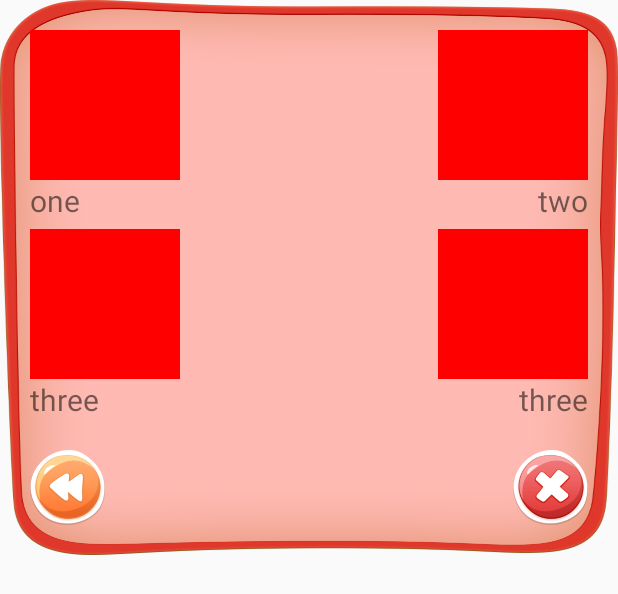
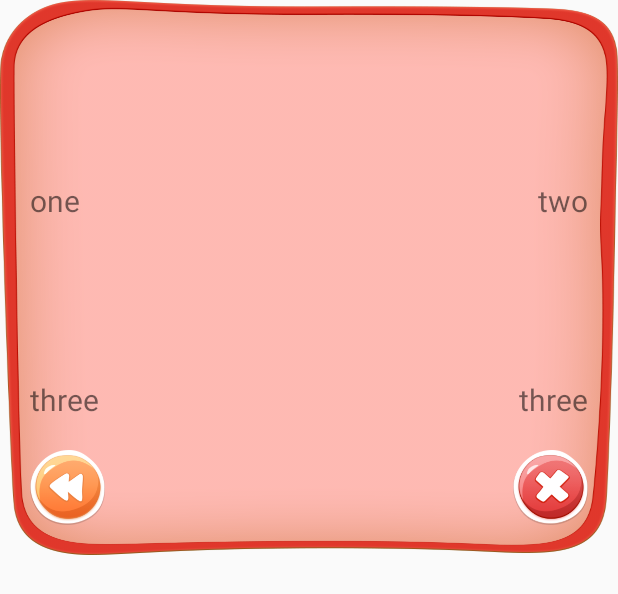
Before and after one commit to nayan5565/GameVerson2, an Android app: the layout dialog_show_text.xml on its own in the app's theme, with its tools: preview values and no code run, on a phone screen of 412 x 824 dp. Shown: the top 594 px of the screen. Run offline under Robolectric (Android 15) with nearby library versions, the phone set to English and light mode, and no system bars.

Commit message:
image changed

```diff
--- a/app/src/main/java/com/example/nayan/gameverson2/utils/DatabaseHelper.java
+++ b/app/src/main/java/com/example/nayan/gameverson2/utils/DatabaseHelper.java
@@ -286,7 +286,7 @@ public class DatabaseHelper {
             cursor = db.rawQuery(sql, null);
             if (cursor != null && cursor.moveToFirst()) {
                 int update = db.update(DATABASE_SUB_LEVEL_TABLE, values, KEY_LEVEL_ID + "=?", new String[]{mSubLevel.getLid() + ""});
-                Log.e("log", "sub level update : " + update);
+                Log.e("sublevel", "sub level update : " + update);
             } else {
                 long v = db.insert(DATABASE_SUB_LEVEL_TABLE, null, values);
                 Log.e("log", "sub level insert : " + v);
--- a/app/src/main/res/layout/dialog_show_text.xml
+++ b/app/src/main/res/layout/dialog_show_text.xml
@@ -11,14 +11,13 @@
         android:layout_width="100dp"
         android:layout_height="100dp"
         android:layout_marginLeft="20dp"
-        android:layout_marginTop="20dp"
-        android:background="#f00" />
+        android:layout_marginTop="20dp" />
 
     <TextView
         android:id="@+id/txt1"
         android:layout_width="wrap_content"
         android:layout_height="wrap_content"
-        android:layout_below="@+id/img1"
+        android:layout_below="@id/img1"
         android:layout_marginLeft="20dp"
         android:text="one"
         android:textSize="20dp" />
@@ -29,36 +28,16 @@
         android:layout_height="100dp"
         android:layout_alignParentRight="true"
         android:layout_marginRight="20dp"
-        android:layout_marginTop="20dp"
-        android:background="#f00" />
+        android:layout_marginTop="20dp" />
 
     <TextView
         android:id="@+id/txt2"
         android:layout_width="wrap_content"
         android:layout_height="wrap_content"
         android:layout_alignParentRight="true"
-        android:layout_below="@+id/img2"
+        android:layout_below="@id/img2"
         android:layout_marginRight="20dp"
         android:text="two"
-        android:textSize="20dp" />
-
-    <ImageView
-        android:id="@+id/img3"
-        android:layout_width="100dp"
-        android:layout_height="100dp"
-        android:layout_above="@+id/txt3"
-        android:layout_marginLeft="20dp"
-        android:background="#f00" />
-
-
-    <TextView
-        android:id="@+id/txt3"
-        android:layout_width="wrap_content"
-        android:layout_height="wrap_content"
-        android:layout_above="@+id/imgBack"
-        android:layout_marginBottom="20dp"
-        android:layout_marginLeft="20dp"
-        android:text="three"
         android:textSize="20dp" />
 
     <ImageView
@@ -70,25 +49,23 @@
         android:layout_marginLeft="20dp"
         android:background="@drawable/prev_btn" />
 
+    <TextView
+        android:id="@+id/txt3"
+        android:layout_width="wrap_content"
+        android:layout_height="wrap_content"
+        android:layout_above="@id/imgBack"
+        android:layout_marginBottom="20dp"
+        android:layout_marginLeft="20dp"
+        android:text="three"
+        android:textSize="20dp" />
+
     <ImageView
-        android:id="@+id/img4"
+        android:id="@+id/img3"
         android:layout_width="100dp"
         android:layout_height="100dp"
-        android:layout_above="@+id/txt4"
-        android:layout_alignParentRight="true"
-        android:layout_marginRight="20dp"
-        android:background="#f00" />
+        android:layout_above="@id/txt3"
+        android:layout_marginLeft="20dp" />
 
-    <TextView
-        android:id="@+id/txt4"
-        android:layout_width="wrap_content"
-        android:layout_height="wrap_content"
-        android:layout_above="@+id/imgClose"
-        android:layout_alignParentRight="true"
-        android:layout_marginBottom="20dp"
-        android:layout_marginRight="20dp"
-        android:text="three"
-        android:textSize="20dp" />
 
     <ImageView
         android:id="@+id/imgClose"
@@ -101,4 +78,24 @@
         android:background="@drawable/close_button" />
 
 
+    <TextView
+        android:id="@+id/txt4"
+        android:layout_width="wrap_content"
+        android:layout_height="wrap_content"
+        android:layout_above="@id/imgClose"
+        android:layout_alignParentRight="true"
+        android:layout_marginBottom="20dp"
+        android:layout_marginRight="20dp"
+        android:text="three"
+        android:textSize="20dp" />
+
+    <ImageView
+        android:id="@+id/img4"
+        android:layout_width="100dp"
+        android:layout_height="100dp"
+        android:layout_above="@id/txt4"
+        android:layout_alignParentRight="true"
+        android:layout_marginRight="20dp" />
+
+
 </RelativeLayout>
--- a/app/src/main/res/layout/image_row.xml
+++ b/app/src/main/res/layout/image_row.xml
@@ -8,6 +8,7 @@
         android:id="@+id/imganim"
         android:layout_width="match_parent"
         android:layout_height="match_parent"
+        android:visibility="gone"
         android:src="@drawable/level2_bg_img" />
 
     <ImageView
```
Also changed, not shown: app/src/main/java/com/example/nayan/gameverson2/adapter/GameAdapter.java (+26 -8 lines), app/src/main/java/com/example/nayan/gameverson2/utils/GameLogic.java (+19 -11 lines).
